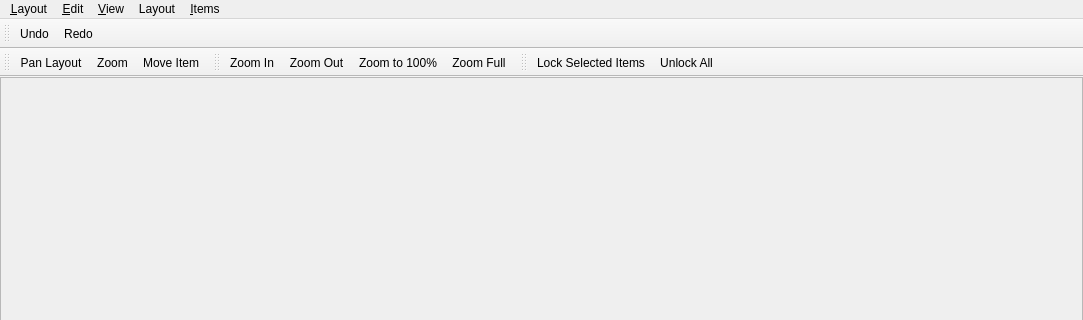
Qt form src/ui/layout/qgslayoutdesignerbase.ui (qgis/QGIS) before a commit; both pictures show x 0 to 1083 and y 0 to 320 of the 1083 by 609 pixel window.
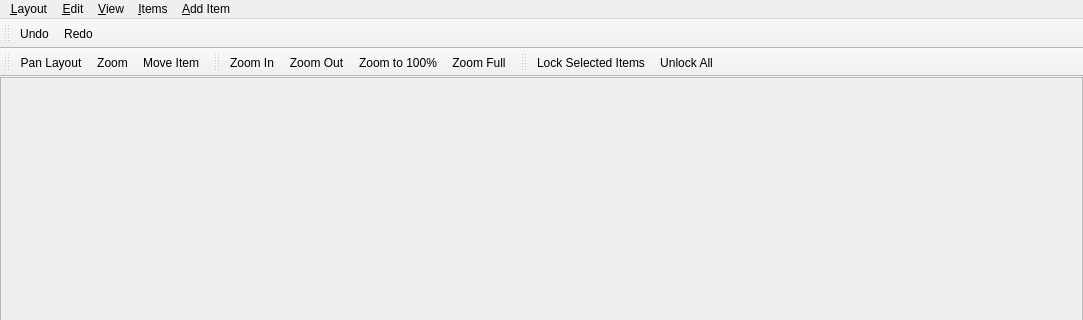
The same form after that commit. Icons and pictures are not drawn.

Commit message: Nicer menu naming

The edit to the form file:
```diff
--- a/src/ui/layout/qgslayoutdesignerbase.ui
+++ b/src/ui/layout/qgslayoutdesignerbase.ui
@@ -99,7 +99,7 @@
    </widget>
    <widget class="QMenu" name="mItemMenu">
     <property name="title">
-     <string>&amp;Items</string>
+     <string>&amp;Add Item</string>
     </property>
    </widget>
    <widget class="QMenu" name="mMenuView">
@@ -156,7 +156,7 @@
    </widget>
    <widget class="QMenu" name="menuLayout">
     <property name="title">
-     <string>Layout</string>
+     <string>&amp;Items</string>
     </property>
     <widget class="QMenu" name="menuAlign_Items">
      <property name="title">
```
Left out of the diff: 8 changed lines with no effect on the pictures.
